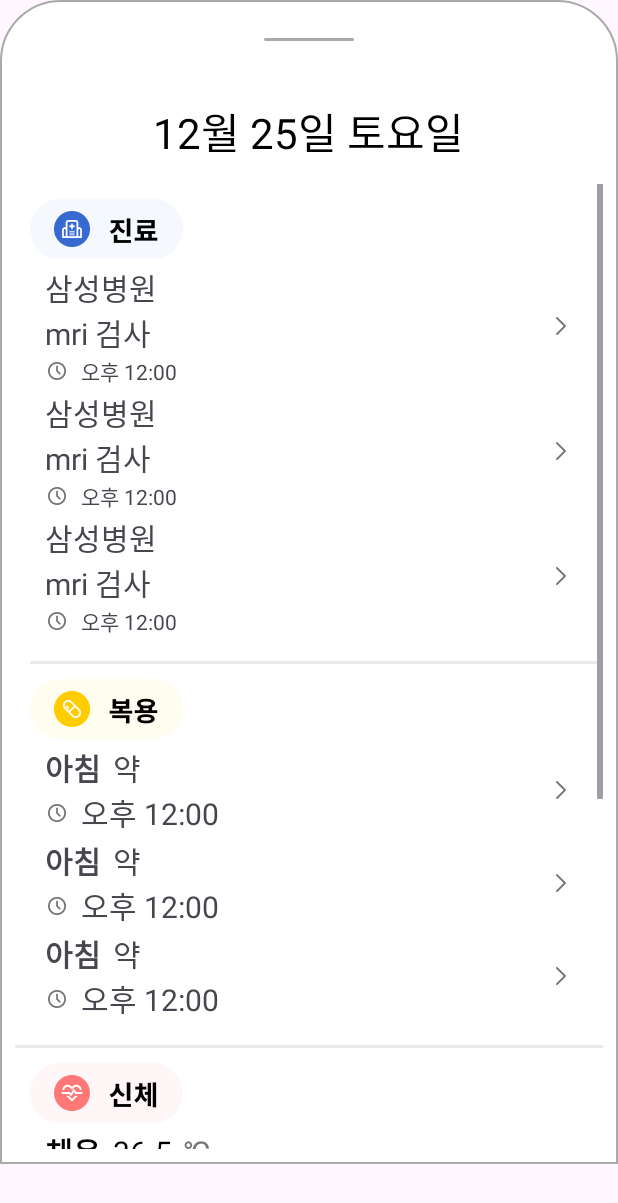
After one commit to Daon-UMC-5th/Android, an Android app: the layout bottom_sheet.xml on its own in the app's theme, with its tools: preview values and no code run, on a phone screen of 412 x 824 dp. The commit adds this screen. Shown: the top 1203 px of the screen. Run offline under Robolectric (Android 15) with nearby library versions, the phone set to English and light mode, and no system bars.

Commit message:
[FEAT] 바텀시트 제작

```diff
--- /dev/null
+++ b/app/src/main/res/drawable/background_bottom_sheet.xml
@@ -0,0 +1,20 @@
+<?xml version="1.0" encoding="utf-8"?>
+<shape xmlns:android="http://schemas.android.com/apk/res/android">
+
+    <solid
+        android:color="@color/white"/>
+
+    <corners
+        android:topLeftRadius="40dp"
+        android:topRightRadius="40dp" />
+    <stroke
+        android:width="1dp"
+        android:color="#AAAAAA"/>
+
+    <padding
+        android:left="10dp"
+        android:right="10dp"
+        android:top="10dp"
+        android:bottom="10dp" />
+
+</shape>
--- /dev/null
+++ b/app/src/main/res/layout/body_item.xml
@@ -0,0 +1,142 @@
+<?xml version="1.0" encoding="utf-8"?>
+<androidx.constraintlayout.widget.ConstraintLayout xmlns:android="http://schemas.android.com/apk/res/android"
+    android:layout_width="match_parent"
+    android:layout_height="wrap_content"
+    android:layout_marginBottom="2dp"
+    xmlns:app="http://schemas.android.com/apk/res-auto"
+    android:paddingLeft="10dp">
+    <TextView
+        android:id="@+id/temperature_title"
+        android:layout_width="wrap_content"
+        android:layout_height="wrap_content"
+        android:text="체온"
+        android:textSize="20dp"
+        android:textStyle="bold"
+        android:textColor="#000000"
+        app:layout_constraintStart_toStartOf="parent"
+        app:layout_constraintTop_toTopOf="parent"/>
+    <TextView
+        android:id="@+id/temperature_cnt"
+        android:layout_width="wrap_content"
+        android:layout_height="wrap_content"
+        android:text="36.5"
+        android:textSize="20dp"
+        android:textColor="#000000"
+        android:maxLength="15"
+        android:ellipsize="end"
+        android:layout_marginLeft="8dp"
+        app:layout_constraintTop_toTopOf="@id/temperature_title"
+        app:layout_constraintBottom_toBottomOf="@id/temperature_title"
+        app:layout_constraintStart_toEndOf="@id/temperature_title"/>
+    <TextView
+        android:id="@+id/temperature_symbol"
+        android:layout_width="wrap_content"
+        android:layout_height="wrap_content"
+        android:text="℃"
+        android:textSize="20dp"
+        android:textColor="#757575"
+        android:layout_marginLeft="8dp"
+        app:layout_constraintTop_toTopOf="@id/temperature_title"
+        app:layout_constraintBottom_toBottomOf="@id/temperature_title"
+        app:layout_constraintStart_toEndOf="@id/temperature_cnt"/>
+    <TextView
+        android:id="@+id/weight_title"
+        android:layout_width="wrap_content"
+        android:layout_height="wrap_content"
+        android:text="몸무게"
+        android:textSize="20dp"
+        android:textColor="#000000"
+        android:textStyle="bold"
+        app:layout_constraintStart_toStartOf="parent"
+        app:layout_constraintTop_toBottomOf="@id/temperature_title"/>
+    <TextView
+        android:id="@+id/weight_cnt"
+        android:layout_width="wrap_content"
+        android:layout_height="wrap_content"
+        android:text="60"
+        android:textSize="20dp"
+        android:textColor="#000000"
+        android:maxLength="15"
+        android:ellipsize="end"
+        android:layout_marginLeft="8dp"
+        app:layout_constraintTop_toTopOf="@id/weight_title"
+        app:layout_constraintBottom_toBottomOf="@id/weight_title"
+        app:layout_constraintStart_toEndOf="@id/weight_title"/>
+    <TextView
+        android:id="@+id/weight_symbol"
+        android:layout_width="wrap_content"
+        android:layout_height="wrap_content"
+        android:text="Kg"
+        android:textSize="20dp"
+        android:textColor="#757575"
+        android:layout_marginLeft="8dp"
+        app:layout_constraintTop_toTopOf="@id/weight_title"
+        app:layout_constraintBottom_toBottomOf="@id/weight_title"
+        app:layout_constraintStart_toEndOf="@id/weight_cnt"/>
+    <TextView
+        android:id="@+id/blood_sugar_title"
+        android:layout_width="wrap_content"
+        android:layout_height="wrap_content"
+        android:text="공복혈당"
+        android:textSize="20dp"
+        android:textColor="#000000"
+        android:textStyle="bold"
+        app:layout_constraintStart_toStartOf="parent"
+        app:layout_constraintTop_toBottomOf="@id/weight_title"/>
+    <TextView
+        android:id="@+id/blood_sugar_cnt"
+        android:layout_width="wrap_content"
+        android:layout_height="wrap_content"
+        android:text="125"
+        android:textSize="20dp"
+        android:textColor="#000000"
+        android:maxLength="15"
+        android:ellipsize="end"
+        android:layout_marginLeft="8dp"
+        app:layout_constraintTop_toTopOf="@id/blood_sugar_title"
+        app:layout_constraintBottom_toBottomOf="@id/blood_sugar_title"
+        app:layout_constraintStart_toEndOf="@id/blood_sugar_title" />
+    <TextView
+        android:id="@+id/blood_sugar_symbol"
+        android:layout_width="wrap_content"
+        android:layout_height="wrap_content"
+        android:text="Mg/Dl"
+        android:textSize="20dp"
+        android:textColor="#757575"
+        android:layout_marginLeft="8dp"
+        app:layout_constraintTop_toTopOf="@id/blood_sugar_title"
+        app:layout_constraintBottom_toBottomOf="@id/blood_sugar_title"
+        app:layout_constraintStart_toEndOf="@id/blood_sugar_cnt" />
+    <TextView
+        android:id="@+id/special_note_title"
+        android:layout_width="wrap_content"
+        android:layout_height="wrap_content"
+        android:text="특이사항"
+        android:textSize="20dp"
+        android:textColor="#000000"
+        android:textStyle="bold"
+        app:layout_constraintStart_toStartOf="parent"
+        app:layout_constraintTop_toBottomOf="@id/blood_sugar_title"/>
+    <TextView
+        android:id="@+id/special_note_context"
+        android:layout_width="wrap_content"
+        android:layout_height="wrap_content"
+        android:text="손톱부위 염증"
+        android:textSize="20dp"
+        android:textColor="#000000"
+        android:maxLength="15"
+        android:ellipsize="end"
+        android:layout_marginLeft="8dp"
+        app:layout_constraintTop_toTopOf="@id/special_note_title"
+        app:layout_constraintBottom_toBottomOf="@id/special_note_title"
+        app:layout_constraintStart_toEndOf="@id/special_note_title"/>
+    <ImageView
+        android:id="@+id/arrow_right"
+        android:layout_width="16dp"
+        android:layout_height="16dp"
+        android:src="@drawable/arrow_right"
+        android:layout_marginRight="16dp"
+        app:layout_constraintEnd_toEndOf="parent"
+        app:layout_constraintTop_toTopOf="parent"
+        app:layout_constraintBottom_toBottomOf="parent"/>
+</androidx.constraintlayout.widget.ConstraintLayout>
--- /dev/null
+++ b/app/src/main/res/layout/bottom_sheet.xml
@@ -0,0 +1,119 @@
+<?xml version="1.0" encoding="utf-8"?>
+<LinearLayout xmlns:android="http://schemas.android.com/apk/res/android"
+    xmlns:app="http://schemas.android.com/apk/res-auto"
+    xmlns:tools="http://schemas.android.com/tools"
+    android:id="@+id/bottom_sheet_layout"
+    android:layout_width="match_parent"
+    android:layout_height="776dp"
+    android:background="@drawable/background_bottom_sheet"
+    app:behavior_hideable="true"
+    app:behavior_peekHeight="50dp"
+    android:orientation="vertical"
+    android:padding="10dp"
+    android:clickable="true"
+    android:focusable="true"
+    app:layout_behavior="com.google.android.material.bottomsheet.BottomSheetBehavior">
+    <ImageView
+        android:layout_width="60dp"
+        android:layout_height="2dp"
+        android:src="@drawable/bar"
+        android:layout_gravity="center"
+        android:layout_marginTop="15dp"
+        android:layout_marginBottom="39dp"/>
+    <TextView
+        android:layout_width="wrap_content"
+        android:layout_height="wrap_content"
+        android:text="12월 25일 토요일"
+        android:textSize="28dp"
+        android:textColor="#000000"
+        android:layout_gravity="center"
+        android:layout_marginBottom="14dp"/>
+    <ScrollView
+        android:layout_width="match_parent"
+        android:layout_height="wrap_content">
+        <LinearLayout
+            android:layout_width="match_parent"
+            android:layout_height="wrap_content"
+            android:orientation="vertical">
+            <LinearLayout
+                android:id="@+id/clinic_layout"
+                android:layout_width="match_parent"
+                android:layout_height="wrap_content"
+                android:orientation="vertical"
+                android:paddingTop="10dp"
+                android:paddingBottom="14dp"
+                android:paddingRight="4dp"
+                android:paddingLeft="10dp">
+                <ImageView
+                    android:layout_width="102dp"
+                    android:layout_height="40dp"
+                    android:layout_marginBottom="4dp"
+                    android:src="@drawable/clinic_title"/>
+                <androidx.recyclerview.widget.RecyclerView
+                    android:layout_width="match_parent"
+                    android:layout_height="wrap_content"
+                    android:overScrollMode="never"
+                    android:nestedScrollingEnabled="false"
+                    tools:listitem="@layout/clinic_item"/>
+            </LinearLayout>
+            <View
+                android:id="@+id/clinic_to_dose"
+                android:layout_width="match_parent"
+                android:layout_height="2dp"
+                android:background="#EAEAEA"
+                android:layout_marginRight="4dp"
+                android:layout_marginLeft="10dp"/>
+            <LinearLayout
+                android:id="@+id/dose_layout"
+                android:layout_width="match_parent"
+                android:layout_height="wrap_content"
+                android:orientation="vertical"
+                android:paddingTop="10dp"
+                android:paddingBottom="14dp"
+                android:paddingRight="4dp"
+                android:paddingLeft="10dp">
+                <ImageView
+                    android:layout_width="102dp"
+                    android:layout_height="40dp"
+                    android:layout_marginBottom="4dp"
+                    android:src="@drawable/dose_title"/>
+                <androidx.recyclerview.widget.RecyclerView
+                    android:layout_width="match_parent"
+                    android:layout_height="wrap_content"
+                    android:overScrollMode="never"
+                    android:nestedScrollingEnabled="false"
+                    tools:listitem="@layout/dose_item"/>
+            </LinearLayout>
+            <View
+                android:id="@+id/dose_to_body"
+                android:layout_width="match_parent"
+                android:layout_height="2dp"
+                android:background="#EAEAEA"
+                android:paddingRight="4dp"
+                android:paddingLeft="10dp"/>
+            <LinearLayout
+                android:id="@+id/body_layout"
+                android:layout_width="match_parent"
+                android:layout_height="wrap_content"
+                android:orientation="vertical"
+                android:paddingTop="10dp"
+                android:paddingBottom="14dp"
+                android:paddingRight="4dp"
+                android:paddingLeft="10dp">
+                <ImageView
+                    android:layout_width="102dp"
+                    android:layout_height="40dp"
+                    android:layout_marginBottom="4dp"
+                    android:src="@drawable/body_title"/>
+                <androidx.recyclerview.widget.RecyclerView
+                    android:layout_width="match_parent"
+                    android:layout_height="wrap_content"
+                    android:overScrollMode="never"
+                    android:nestedScrollingEnabled="false"
+                    tools:listitem="@layout/body_item"/>
+            </LinearLayout>
+        </LinearLayout>
+
+    </ScrollView>
+
+</LinearLayout>
--- /dev/null
+++ b/app/src/main/res/layout/clinic_item.xml
@@ -0,0 +1,53 @@
+<?xml version="1.0" encoding="utf-8"?>
+<androidx.constraintlayout.widget.ConstraintLayout xmlns:android="http://schemas.android.com/apk/res/android"
+    android:layout_width="match_parent"
+    android:layout_height="wrap_content"
+    android:layout_marginBottom="2dp"
+    xmlns:app="http://schemas.android.com/apk/res-auto"
+    android:paddingLeft="10dp">
+    <TextView
+        android:id="@+id/clinic_name"
+        android:layout_width="wrap_content"
+        android:layout_height="wrap_content"
+        android:text="삼성병원"
+        android:textSize="20dp"
+        android:maxLength="15"
+        android:ellipsize="end"
+        app:layout_constraintStart_toStartOf="parent"
+        app:layout_constraintTop_toTopOf="parent"/>
+    <TextView
+        android:id="@+id/clinic_content"
+        android:layout_width="wrap_content"
+        android:layout_height="wrap_content"
+        android:text="mri 검사"
+        android:textSize="20dp"
+        android:maxLength="15"
+        android:ellipsize="end"
+        app:layout_constraintStart_toStartOf="parent"
+        app:layout_constraintTop_toBottomOf="@id/clinic_name"/>
+    <ImageView
+        android:id="@+id/time_img"
+        android:layout_width="16dp"
+        android:layout_height="16dp"
+        android:src="@drawable/time"
+        app:layout_constraintStart_toStartOf="parent"
+        app:layout_constraintTop_toTopOf="@id/clinic_notification"
+        app:layout_constraintBottom_toBottomOf="@id/clinic_notification"
+        app:layout_constraintEnd_toStartOf="@id/clinic_notification"/>
+    <TextView
+        android:id="@+id/clinic_notification"
+        android:layout_width="wrap_content"
+        android:layout_height="wrap_content"
+        android:text="오후 12:00"
+        android:layout_marginLeft="8dp"
+        app:layout_constraintStart_toEndOf="@id/time_img"
+        app:layout_constraintTop_toBottomOf="@id/clinic_content"/>
+    <ImageView
+        android:layout_width="16dp"
+        android:layout_height="16dp"
+        android:src="@drawable/arrow_right"
+        android:layout_marginRight="16dp"
+        app:layout_constraintEnd_toEndOf="parent"
+        app:layout_constraintTop_toTopOf="parent"
+        app:layout_constraintBottom_toBottomOf="parent"/>
+</androidx.constraintlayout.widget.ConstraintLayout>
--- /dev/null
+++ b/app/src/main/res/layout/dose_item.xml
@@ -0,0 +1,55 @@
+<?xml version="1.0" encoding="utf-8"?>
+<androidx.constraintlayout.widget.ConstraintLayout xmlns:android="http://schemas.android.com/apk/res/android"
+    android:layout_width="match_parent"
+    android:layout_height="wrap_content"
+    android:layout_marginBottom="2dp"
+    xmlns:app="http://schemas.android.com/apk/res-auto"
+    android:paddingLeft="10dp">
+    <TextView
+        android:id="@+id/three_time"
+        android:layout_width="wrap_content"
+        android:layout_height="wrap_content"
+        android:text="아침"
+        android:textSize="20dp"
+        android:textStyle="bold"
+        app:layout_constraintStart_toStartOf="parent"
+        app:layout_constraintTop_toTopOf="parent"/>
+    <TextView
+        android:id="@+id/dose_name"
+        android:layout_width="wrap_content"
+        android:layout_height="wrap_content"
+        android:text="약"
+        android:textSize="20dp"
+        android:layout_marginLeft="8dp"
+        android:maxLength="15"
+        android:ellipsize="end"
+        app:layout_constraintStart_toEndOf="@id/three_time"
+        app:layout_constraintTop_toTopOf="parent"/>
+    <ImageView
+        android:id="@+id/time_img"
+        android:layout_width="16dp"
+        android:layout_height="16dp"
+        android:src="@drawable/time"
+        app:layout_constraintStart_toStartOf="parent"
+        app:layout_constraintTop_toTopOf="@id/dose_notification"
+        app:layout_constraintBottom_toBottomOf="@id/dose_notification"
+        app:layout_constraintEnd_toStartOf="@id/dose_notification"/>
+    <TextView
+        android:id="@+id/dose_notification"
+        android:layout_width="wrap_content"
+        android:layout_height="wrap_content"
+        android:text="오후 12:00"
+        android:textSize="20dp"
+        android:layout_marginLeft="8dp"
+        app:layout_constraintTop_toBottomOf="@id/three_time"
+        app:layout_constraintStart_toEndOf="@id/time_img"/>
+    <ImageView
+        android:id="@+id/arrow_right"
+        android:layout_width="16dp"
+        android:layout_height="16dp"
+        android:src="@drawable/arrow_right"
+        android:layout_marginRight="16dp"
+        app:layout_constraintEnd_toEndOf="parent"
+        app:layout_constraintTop_toTopOf="parent"
+        app:layout_constraintBottom_toBottomOf="parent"/>
+</androidx.constraintlayout.widget.ConstraintLayout>
--- a/app/src/main/res/layout/fragment_calendar.xml
+++ b/app/src/main/res/layout/fragment_calendar.xml
@@ -3,6 +3,7 @@
     xmlns:tools="http://schemas.android.com/tools"
     android:layout_width="match_parent"
     android:layout_height="match_parent"
+    android:background="#F8FAF5"
     xmlns:app="http://schemas.android.com/apk/res-auto"
     tools:context=".main.CalendarFragment">
     <LinearLayout
@@ -20,7 +21,7 @@
         <com.prolificinteractive.materialcalendarview.MaterialCalendarView
             android:id="@+id/calendarView"
             android:layout_width="match_parent"
-            android:layout_height="wrap_content"
+            android:layout_height="400dp"
             android:layout_margin="10dp"
             app:mcv_selectionColor="#5a7fbf"
             app:mcv_headerTextAppearance="@style/CalendarWidgetHeader"
@@ -28,7 +29,8 @@
             app:mcv_dateTextAppearance="@style/CalendarWidgetDay"
             tools:ignore="MissingConstraints" />
         <!--        app:mcv_arrowColor="@color/white"-->
-
+        <include
+            layout="@layout/bottom_sheet" />
     </LinearLayout>
     <View
         android:id="@+id/background"
@@ -128,5 +130,4 @@
     </androidx.constraintlayout.widget.ConstraintLayout>
 
 
-
 </androidx.coordinatorlayout.widget.CoordinatorLayout>
```
Also changed, not shown: app/src/main/res/drawable/arrow_right.png (added), app/src/main/res/drawable/bar.png (added), app/src/main/res/drawable/body_title.png (added), app/src/main/res/drawable/clinic_title.png (added), app/src/main/res/drawable/dose_title.png (added), app/src/main/res/drawable/time.png (added).
